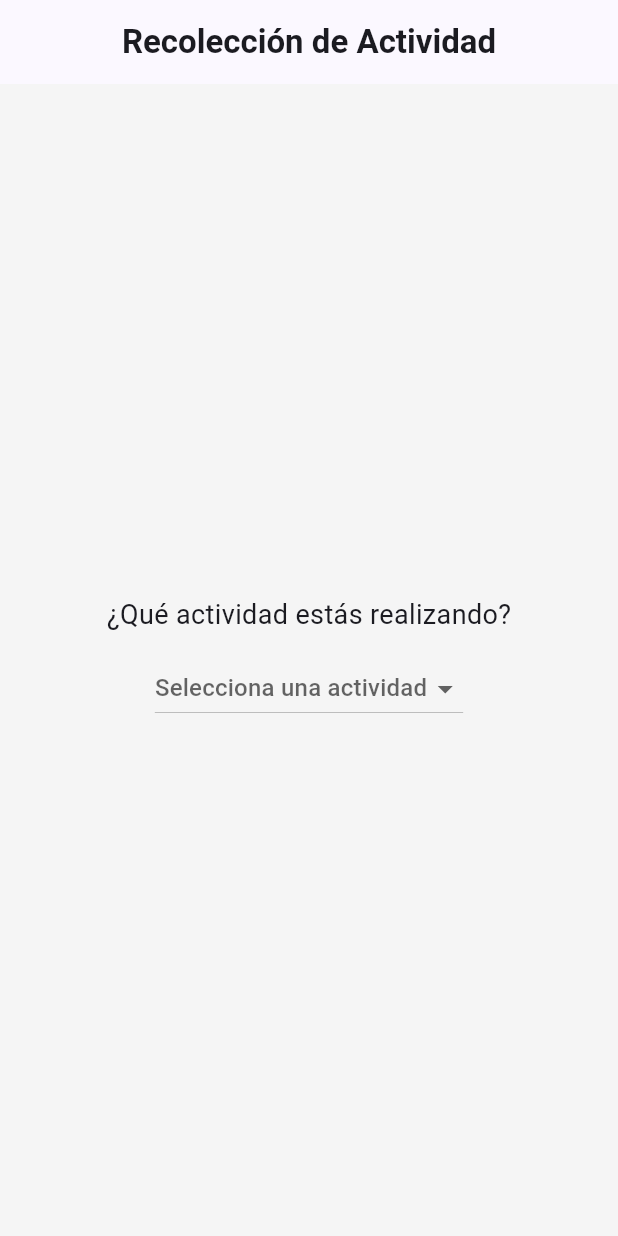
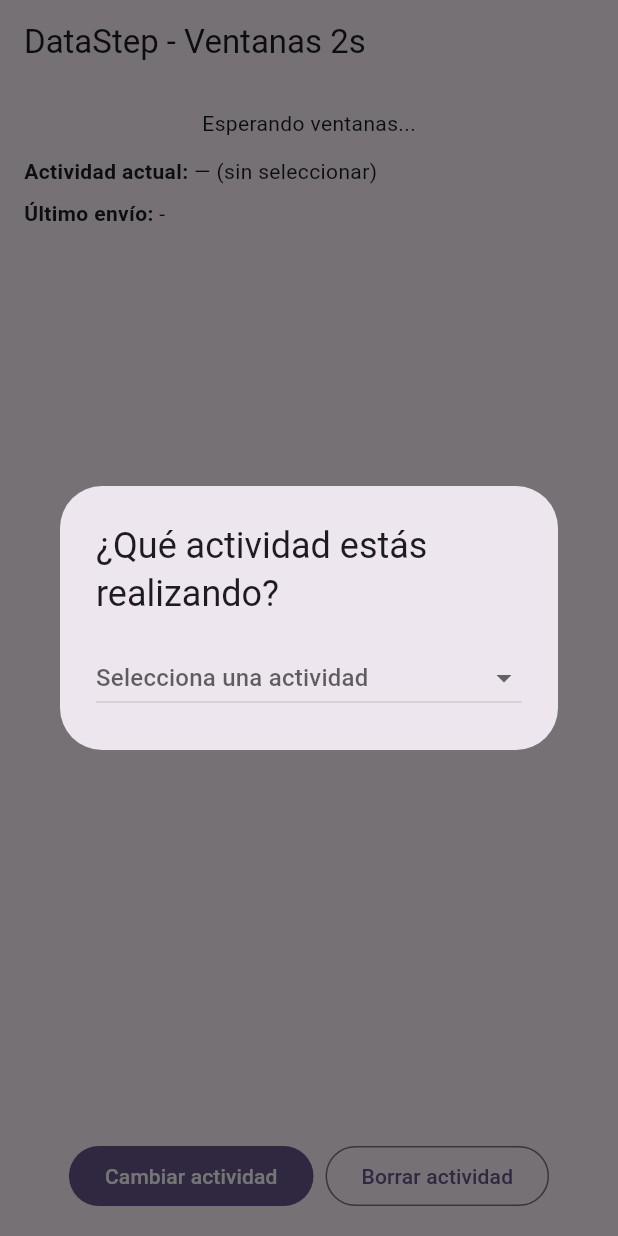
Before and after one commit to AnaOrozco122002/online_sensor_app, a Flutter app: the screen it shows after launch, on a phone screen of 412 x 824 dp. Run offline on Flutter 3.47's test engine with Material 3 defaults, Android fonts, the phone set to English and light mode, and no system bars; our stand-ins replace sensors_plus; network calls fail.

Commit message:
cambio ventanas 1

```diff
--- a/lib/controllers/sensor_controller.dart
+++ b/lib/controllers/sensor_controller.dart
@@ -1,59 +1,186 @@
+// lib/controllers/sensor_controller.dart
 import 'dart:async';
-import 'dart:math';
+import 'dart:collection';
+import 'dart:math' as math;
 import 'package:sensors_plus/sensors_plus.dart';
+
 import '../models/sensor_sample.dart';
+import '../models/sensor_window.dart';
+
+typedef WindowReadyCallback = void Function(SensorWindow window);
 
 class SensorController {
+  // ====== Parámetros de ventana ======
+  final double sampleRateHz = 50.0;           // 50 Hz
+  final double windowSeconds = 2.0;           // 2 s => 100 muestras
+  final double hopSeconds = 1.0;              // 1 s (50% solape)
+
+  // ====== Internos calculados ======
+  late final int _windowSize; // muestras por ventana
+  late final int _hopSize;    // desplazamiento en muestras
+  late final Duration _tick;  // periodo del temporizador
+
+  // Buffer circular con las muestras crudas
+  final ListQueue<SensorSample> _buffer = ListQueue();
+
+  // Timers y últimos valores de sensores
+  Timer? _samplingTimer;
   double _ax = 0, _ay = 0, _az = 0;
   double _gx = 0, _gy = 0, _gz = 0;
-  double _lastMagnitude = 0;
-  final double _threshold = 2.5;
 
-  StreamSubscription<AccelerometerEvent>? _accelSub;
-  StreamSubscription<GyroscopeEvent>? _gyroSub;
+  // Callback cuando la ventana está lista
+  WindowReadyCallback? onWindowReady;
 
-  Function(SensorSample)? onSample;
-  Function()? onSuddenChange;
+  SensorController() {
+    _windowSize = (sampleRateHz * windowSeconds).round(); // 100
+    _hopSize = (sampleRateHz * hopSeconds).round();       // 50
+    _tick = Duration(
+      microseconds: (1e6 / sampleRateHz).round(),
+    ); // ~20 ms
+  }
 
   void startListening() {
-    _accelSub = accelerometerEventStream().listen((event) {
-      _ax = event.x;
-      _ay = event.y;
-      _az = event.z;
+    // Streams de sensores
+    accelerometerEventStream().listen((event) {
+      _ax = event.x; _ay = event.y; _az = event.z;
     });
 
-    _gyroSub = gyroscopeEventStream().listen((event) {
-      _gx = event.x;
-      _gy = event.y;
-      _gz = event.z;
+    gyroscopeEventStream().listen((event) {
+      _gx = event.x; _gy = event.y; _gz = event.z;
     });
 
-    Timer.periodic(const Duration(seconds: 1), (timer) {
-      final currentMagnitude = sqrt(_ax * _ax + _ay * _ay + _az * _az);
-      final delta = (currentMagnitude - _lastMagnitude).abs();
+    // Muestreo periódico a ~50Hz
+    _samplingTimer = Timer.periodic(_tick, (_) {
+      final now = DateTime.now();
+      final sample = SensorSample(
+        ax: _ax, ay: _ay, az: _az,
+        gx: _gx, gy: _gy, gz: _gz,
+        timestamp: now,
+      );
 
-      if (delta > _threshold) {
-        onSuddenChange?.call();
+      _buffer.addLast(sample);
+
+      // Mantener el buffer razonable (hasta 2 ventanas por seguridad)
+      final maxBuffer = _windowSize * 2;
+      while (_buffer.length > maxBuffer) {
+        _buffer.removeFirst();
       }
 
-      _lastMagnitude = currentMagnitude;
-
-      final sample = SensorSample(
-        timestamp: DateTime.now(),
-        ax: _ax,
-        ay: _ay,
-        az: _az,
-        gx: _gx,
-        gy: _gy,
-        gz: _gz,
-      );
-
-      onSample?.call(sample);
+      // ¿Tenemos al menos una ventana? Emite con hop deslizante
+      _maybeEmitWindow();
     });
   }
 
   void stopListening() {
-    _accelSub?.cancel();
-    _gyroSub?.cancel();
+    _samplingTimer?.cancel();
+  }
+
+  // Estado para controlar el "hop" (deslizamiento)
+  int _sinceLastEmit = 0;
+
+  void _maybeEmitWindow() {
+    if (_buffer.length < _windowSize) {
+      return; // aún no completa la primera ventana
+    }
+
+    _sinceLastEmit++;
+    if (_sinceLastEmit < _hopSize) {
+      return; // todavía no toca emitir (según hop)
+    }
+    _sinceLastEmit = 0;
+
+    // Tomar la ventana más reciente (las últimas _windowSize muestras)
+    final List<SensorSample> windowSamples = _buffer
+        .toList()
+        .sublist(_buffer.length - _windowSize);
+
+    final startTime = windowSamples.first.timestamp;
+    final endTime = windowSamples.last.timestamp;
+
+    // Calcular features
+    final features = _computeFeatures(windowSamples);
+
+    final window = SensorWindow(
+      startTime: startTime,
+      endTime: endTime,
+      sampleCount: windowSamples.length,
+      sampleRateHz: sampleRateHz,
+      samples: windowSamples,
+      features: features,
+    );
+
+    onWindowReady?.call(window);
+  }
+
+  Map<String, double> _computeFeatures(List<SensorSample> s) {
+    // Vectores por eje
+    final ax = s.map((e) => e.ax).toList();
+    final ay = s.map((e) => e.ay).toList();
+    final az = s.map((e) => e.az).toList();
+    final gx = s.map((e) => e.gx).toList();
+    final gy = s.map((e) => e.gy).toList();
+    final gz = s.map((e) => e.gz).toList();
+
+    // Magnitudes
+    final accNorm = List<double>.generate(s.length, (i) {
+      return math.sqrt(ax[i]*ax[i] + ay[i]*ay[i] + az[i]*az[i]);
+    });
+    final gyroNorm = List<double>.generate(s.length, (i) {
+      return math.sqrt(gx[i]*gx[i] + gy[i]*gy[i] + gz[i]*gz[i]);
+    });
+
+    final feats = <String, double>{};
+
+    void addStats(String prefix, List<double> v) {
+      final m = _mean(v);
+      final st = _std(v, m);
+      final mn = _min(v);
+      final mx = _max(v);
+      final rms = _rms(v);
+      feats['${prefix}_mean'] = m;
+      feats['${prefix}_std']  = st;
+      feats['${prefix}_min']  = mn;
+      feats['${prefix}_max']  = mx;
+      feats['${prefix}_rms']  = rms;
+    }
+
+    addStats('ax', ax);
+    addStats('ay', ay);
+    addStats('az', az);
+    addStats('gx', gx);
+    addStats('gy', gy);
+    addStats('gz', gz);
+    addStats('acc_norm', accNorm);
+    addStats('gyro_norm', gyroNorm);
+
+    return feats;
+  }
+
+  double _mean(List<double> v) =>
+      v.isEmpty ? 0.0 : v.reduce((a, b) => a + b) / v.length;
+
+  double _std(List<double> v, double mean) {
+    if (v.length < 2) return 0.0;
+    double sum2 = 0.0;
+    for (final x in v) {
+      final d = x - mean;
+      sum2 += d * d;
+    }
+    return math.sqrt(sum2 / (v.length - 1));
+  }
+
+  double _min(List<double> v) =>
+      v.isEmpty ? 0.0 : v.reduce(math.min);
+
+  double _max(List<double> v) =>
+      v.isEmpty ? 0.0 : v.reduce(math.max);
+
+  double _rms(List<double> v) {
+    if (v.isEmpty) return 0.0;
+    double s2 = 0.0;
+    for (final x in v) {
+      s2 += x * x;
+    }
+    return math.sqrt(s2 / v.length);
   }
 }
--- a/lib/main.dart
+++ b/lib/main.dart
@@ -1,90 +1,142 @@
-import 'dart:convert';
 import 'package:flutter/material.dart';
-import 'package:web_socket_channel/io.dart';
-
 import 'controllers/sensor_controller.dart';
-import 'models/sensor_sample.dart';
-import 'screens/home_screen.dart';
+import 'models/sensor_window.dart';
+import 'services/websocket_service.dart';
+import 'widgets/activity_dialog.dart';
 
 void main() {
-  runApp(const SensorApp());
+  runApp(const MyApp());
 }
 
-class SensorApp extends StatelessWidget {
-  const SensorApp({super.key});
-
+class MyApp extends StatelessWidget {
+  const MyApp({super.key});
   @override
   Widget build(BuildContext context) {
     return MaterialApp(
-      title: 'Sensor Stream',
+      title: 'DataStep',
       theme: ThemeData(
+        colorScheme: ColorScheme.fromSeed(seedColor: Colors.deepPurple),
         useMaterial3: true,
-        colorSchemeSeed: Colors.indigo,
       ),
-      home: const SensorHome(),
+      home: const SensorApp(),
+      debugShowCheckedModeBanner: false,
     );
   }
 }
 
-class SensorHome extends StatefulWidget {
-  const SensorHome({super.key});
+class SensorApp extends StatefulWidget {
+  const SensorApp({super.key});
 
   @override
-  State<SensorHome> createState() => _SensorHomeState();
+  State<SensorApp> createState() => _SensorAppState();
 }
 
-class _SensorHomeState extends State<SensorHome> {
-  late SensorController controller;
-  late IOWebSocketChannel channel;
+class _SensorAppState extends State<SensorApp> {
+  final SensorController _controller = SensorController();
+  final WebSocketService _wsService = WebSocketService();
 
-  String? selectedActivity;
-  bool showSelector = false;
+  String _status = 'Esperando ventanas...';
+  String? _currentActivity; // Actividad seleccionada
+  DateTime? _lastSentAt;
+
+  bool _isChoosing = false; // evita abrir múltiples diálogos
 
   @override
   void initState() {
     super.initState();
 
-    controller = SensorController();
+    _controller.onWindowReady = (SensorWindow window) async {
+      // Si aún no hay actividad → preguntar UNA VEZ
+      if (_currentActivity == null) {
+        if (_isChoosing) return;
+        _isChoosing = true;
+        final activity = await showActivityDialog(context);
+        _isChoosing = false;
+        if (activity == null) return; // usuario canceló
+        setState(() => _currentActivity = activity);
+      }
 
-    controller.onSuddenChange = () {
+      // Usar la actividad actual para enviar ventana
+      final activityToSend = _currentActivity!;
+      _wsService.sendWindow(window, activity: activityToSend);
+
       setState(() {
-        selectedActivity = null; // para que el Dropdown empiece sin selección
-        showSelector = true;
+        _lastSentAt = DateTime.now();
+        _status =
+        'Ventana enviada (${window.sampleCount} muestras) | actividad: $activityToSend';
       });
     };
 
-    controller.onSample = (sample) {
-      if (selectedActivity != null) {
-        final data = sample.toJson(selectedActivity!);
-        channel.sink.add(jsonEncode(data));
-        print('Enviado: $data');
-      }
-    };
-
-    channel = IOWebSocketChannel.connect('ws://192.168.0.100:8080'); // ajusta tu IP
-
-    controller.startListening();
-  }
-
-  void _onActivitySelected(String activity) {
-    setState(() {
-      selectedActivity = activity;
-      showSelector = false;
-    });
+    _controller.startListening();
   }
 
   @override
   void dispose() {
-    controller.stopListening();
-    channel.sink.close();
+    _controller.stopListening();
+    _wsService.dispose();
     super.dispose();
   }
 
   @override
   Widget build(BuildContext context) {
-    return HomeScreen(
-      currentActivity: showSelector ? null : null,
-      onActivitySelected: _onActivitySelected,
+    final lastTime = _lastSentAt != null
+        ? '${_lastSentAt!.hour.toString().padLeft(2, '0')}:${_lastSentAt!.minute.toString().padLeft(2, '0')}:${_lastSentAt!.second.toString().padLeft(2, '0')}'
+        : '-';
+
+    return Scaffold(
+      appBar: AppBar(title: const Text('DataStep - Ventanas 2s')),
+      body: Padding(
+        padding: const EdgeInsets.all(16),
+        child: Column(
+          children: [
+            Text(_status),
+            const SizedBox(height: 12),
+            Row(
+              children: [
+                const Text('Actividad actual: ',
+                    style: TextStyle(fontWeight: FontWeight.bold)),
+                Text(_currentActivity ?? '— (sin seleccionar)'),
+              ],
+            ),
+            const SizedBox(height: 8),
+            Row(
+              children: [
+                const Text('Último envío: ',
+                    style: TextStyle(fontWeight: FontWeight.bold)),
+                Text(lastTime),
+              ],
+            ),
+            const Spacer(),
+            Wrap(
+              spacing: 8,
+              runSpacing: 8,
+              children: [
+                FilledButton(
+                  onPressed: () async {
+                    final act = await showActivityDialog(context);
+                    if (act != null) {
+                      setState(() => _currentActivity = act);
+                      ScaffoldMessenger.of(context).showSnackBar(
+                        SnackBar(content: Text('Actividad cambiada a "$act"')),
+                      );
+                    }
+                  },
+                  child: const Text('Cambiar actividad'),
+                ),
+                OutlinedButton(
+                  onPressed: () {
+                    setState(() => _currentActivity = null);
+                    ScaffoldMessenger.of(context).showSnackBar(
+                      const SnackBar(content: Text('Actividad borrada')),
+                    );
+                  },
+                  child: const Text('Borrar actividad'),
+                ),
+              ],
+            ),
+          ],
+        ),
+      ),
     );
   }
 }
--- a/lib/models/sensor_sample.dart
+++ b/lib/models/sensor_sample.dart
@@ -1,6 +1,9 @@
+// lib/models/sensor_sample.dart
 class SensorSample {
-  final DateTime timestamp;
-  final double ax, ay, az, gx, gy, gz;
+  DateTime timestamp;
+  double ax, ay, az;
+  double gx, gy, gz;
+  String? activity;
 
   SensorSample({
     required this.timestamp,
@@ -10,12 +13,23 @@ class SensorSample {
     required this.gx,
     required this.gy,
     required this.gz,
+    this.activity,
   });
 
-  Map<String, dynamic> toJson(String activity) => {
-    'timestamp': timestamp.toIso8601String(),
-    'activity': activity,
-    'accelerometer': {'x': ax, 'y': ay, 'z': az},
-    'gyroscope': {'x': gx, 'y': gy, 'z': gz},
-  };
+  factory SensorSample.empty() {
+    return SensorSample(
+      timestamp: DateTime.now(),
+      ax: 0, ay: 0, az: 0,
+      gx: 0, gy: 0, gz: 0,
+    );
+  }
+
+  SensorSample copy() {
+    return SensorSample(
+      timestamp: timestamp,
+      ax: ax, ay: ay, az: az,
+      gx: gx, gy: gy, gz: gz,
+      activity: activity,
+    );
+  }
 }
--- /dev/null
+++ b/lib/models/sensor_window.dart
@@ -0,0 +1,45 @@
+// lib/models/sensor_window.dart
+import 'sensor_sample.dart';
+
+class SensorWindow {
+  final DateTime startTime;
+  final DateTime endTime;
+  final int sampleCount;
+  final double sampleRateHz;
+  final List<SensorSample> samples;
+
+  /// Mapa de features (variables) calculadas de la ventana.
+  /// Ejemplo de claves:
+  ///  ax_mean, ax_std, ax_min, ax_max, ax_rms,
+  ///  ay_mean, ..., gz_rms,
+  ///  acc_norm_mean, acc_norm_std, acc_norm_rms,
+  ///  gyro_norm_mean, gyro_norm_std, gyro_norm_rms
+  ///
+  final Map<String, double> features;
+
+  SensorWindow({
+    required this.startTime,
+    required this.endTime,
+    required this.sampleCount,
+    required this.sampleRateHz,
+    required this.samples,
+    required this.features,
+  });
+
+  Map<String, dynamic> toJson({String? activity}) {
+    return {
+      "start_time": startTime.toIso8601String(),
+      "end_time": endTime.toIso8601String(),
+      "sample_count": sampleCount,
+      "sample_rate_hz": sampleRateHz,
+      if (activity != null) "activity": activity,
+      "features": features,
+      // Si no quieres enviar crudo, comenta la sección "samples".
+      "samples": samples.map((s) => {
+        "t": s.timestamp.toIso8601String(),
+        "ax": s.ax, "ay": s.ay, "az": s.az,
+        "gx": s.gx, "gy": s.gy, "gz": s.gz,
+      }).toList(),
+    };
+  }
+}
```
Also changed, not shown: lib/screens/home_screen.dart (+82 -2 lines), lib/services/websocket_service.dart (added, +58 -0 lines), lib/widgets/activity_dialog.dart (added, +40 -0 lines), pubspec.yaml (+6 -5 lines), pubspec.lock, 23 other files.
